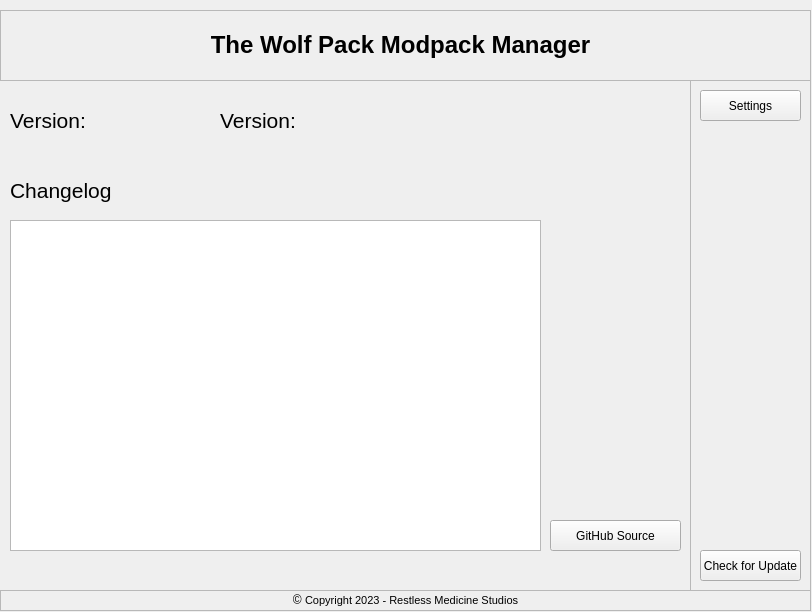
The window that src/mainwindow.ui (m-riley04/LethalCompanyModpackInstaller) describes before a commit, drawn with Qt 5.
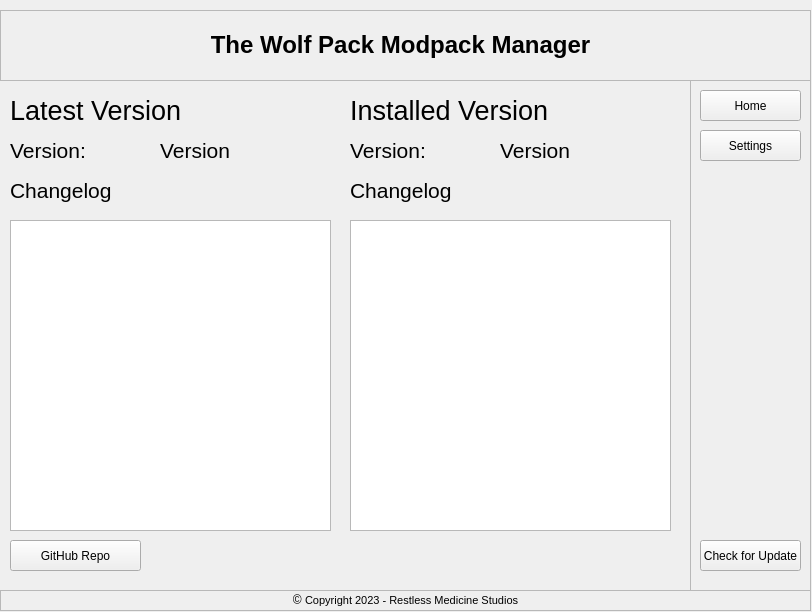
The same window after the commit. The open tabs and pages were chosen to show the change.

The edit to the form file:
```diff
--- a/src/mainwindow.ui
+++ b/src/mainwindow.ui
@@ -885,13 +885,13 @@
        <number>0</number>
       </property>
       <widget class="QWidget" name="page_index">
-       <widget class="QTextBrowser" name="text_changelog">
+       <widget class="QTextBrowser" name="text_changelogLatest">
         <property name="geometry">
          <rect>
           <x>10</x>
           <y>130</y>
-          <width>531</width>
-          <height>331</height>
+          <width>321</width>
+          <height>311</height>
          </rect>
         </property>
        </widget>
@@ -900,7 +900,7 @@
          <rect>
           <x>10</x>
           <y>80</y>
-          <width>461</width>
+          <width>321</width>
           <height>41</height>
          </rect>
         </property>
@@ -912,8 +912,8 @@
         <property name="geometry">
          <rect>
           <x>10</x>
-          <y>10</y>
-          <width>211</width>
+          <y>40</y>
+          <width>151</width>
           <height>41</height>
          </rect>
         </property>
@@ -921,30 +921,115 @@
          <string>&lt;html&gt;&lt;head/&gt;&lt;body&gt;&lt;p&gt;&lt;span style=&quot; font-size:16pt;&quot;&gt;Version:&lt;/span&gt;&lt;/p&gt;&lt;/body&gt;&lt;/html&gt;</string>
         </property>
        </widget>
-       <widget class="QLabel" name="label_version">
+       <widget class="QLabel" name="label_versionLatest">
         <property name="geometry">
          <rect>
-          <x>220</x>
-          <y>10</y>
-          <width>321</width>
+          <x>160</x>
+          <y>40</y>
+          <width>171</width>
           <height>41</height>
          </rect>
         </property>
+        <property name="font">
+         <font>
+          <pointsize>16</pointsize>
+         </font>
+        </property>
         <property name="text">
-         <string>&lt;html&gt;&lt;head/&gt;&lt;body&gt;&lt;p&gt;&lt;span style=&quot; font-size:16pt;&quot;&gt;Version:&lt;/span&gt;&lt;/p&gt;&lt;/body&gt;&lt;/html&gt;</string>
+         <string>Version</string>
         </property>
        </widget>
        <widget class="QPushButton" name="btn_github">
         <property name="geometry">
          <rect>
-          <x>550</x>
-          <y>430</y>
+          <x>10</x>
+          <y>450</y>
           <width>131</width>
           <height>31</height>
          </rect>
         </property>
         <property name="text">
-         <string>GitHub Source</string>
+         <string>GitHub Repo</string>
+        </property>
+       </widget>
+       <widget class="QLabel" name="label_versionHeading_2">
+        <property name="geometry">
+         <rect>
+          <x>10</x>
+          <y>0</y>
+          <width>321</width>
+          <height>41</height>
+         </rect>
+        </property>
+        <property name="text">
+         <string>&lt;html&gt;&lt;head/&gt;&lt;body&gt;&lt;p&gt;&lt;span style=&quot; font-size:20pt;&quot;&gt;Latest Version&lt;/span&gt;&lt;/p&gt;&lt;/body&gt;&lt;/html&gt;</string>
+        </property>
+       </widget>
+       <widget class="QLabel" name="label_changelog_2">
+        <property name="geometry">
+         <rect>
+          <x>350</x>
+          <y>80</y>
+          <width>321</width>
+          <height>41</height>
+         </rect>
+        </property>
+        <property name="text">
+         <string>&lt;html&gt;&lt;head/&gt;&lt;body&gt;&lt;p&gt;&lt;span style=&quot; font-size:16pt;&quot;&gt;Changelog&lt;/span&gt;&lt;/p&gt;&lt;/body&gt;&lt;/html&gt;</string>
+        </property>
+       </widget>
+       <widget class="QTextBrowser" name="text_changelog">
+        <property name="geometry">
+         <rect>
+          <x>350</x>
+          <y>130</y>
+          <width>321</width>
+          <height>311</height>
+         </rect>
+        </property>
+       </widget>
+       <widget class="QLabel" name="label_versionHeading_3">
+        <property name="geometry">
+         <rect>
+          <x>350</x>
+          <y>0</y>
+          <width>321</width>
+          <height>41</height>
+         </rect>
+        </property>
+        <property name="text">
+         <string>&lt;html&gt;&lt;head/&gt;&lt;body&gt;&lt;p&gt;&lt;span style=&quot; font-size:20pt;&quot;&gt;Installed Version&lt;/span&gt;&lt;/p&gt;&lt;/body&gt;&lt;/html&gt;</string>
+        </property>
+       </widget>
+       <widget class="QLabel" name="label_version">
+        <property name="geometry">
+         <rect>
+          <x>500</x>
+          <y>40</y>
+          <width>171</width>
+          <height>41</height>
+         </rect>
+        </property>
+        <property name="font">
+         <font>
+          <pointsize>16</pointsize>
+         </font>
+        </property>
+        <property name="text">
+         <string>Version</string>
+        </property>
+       </widget>
+       <widget class="QLabel" name="label_versionHeading_4">
+        <property name="geometry">
+         <rect>
+          <x>350</x>
+          <y>40</y>
+          <width>151</width>
+          <height>41</height>
+         </rect>
+        </property>
+        <property name="text">
+         <string>&lt;html&gt;&lt;head/&gt;&lt;body&gt;&lt;p&gt;&lt;span style=&quot; font-size:16pt;&quot;&gt;Version:&lt;/span&gt;&lt;/p&gt;&lt;/body&gt;&lt;/html&gt;</string>
         </property>
        </widget>
       </widget>
@@ -983,7 +1068,7 @@
        <property name="geometry">
         <rect>
          <x>10</x>
-         <y>10</y>
+         <y>50</y>
          <width>101</width>
          <height>31</height>
         </rect>
@@ -992,11 +1077,24 @@
         <string>Settings</string>
        </property>
       </widget>
+      <widget class="QPushButton" name="btn_home">
+       <property name="geometry">
+        <rect>
+         <x>10</x>
+         <y>10</y>
+         <width>101</width>
+         <height>31</height>
+        </rect>
+       </property>
+       <property name="text">
+        <string>Home</string>
+       </property>
+      </widget>
       <widget class="QPushButton" name="btn_update">
        <property name="geometry">
         <rect>
          <x>10</x>
-         <y>470</y>
+         <y>460</y>
          <width>101</width>
          <height>31</height>
         </rect>
```
Left out of the diff: 17 changed lines with no effect on the pictures.
